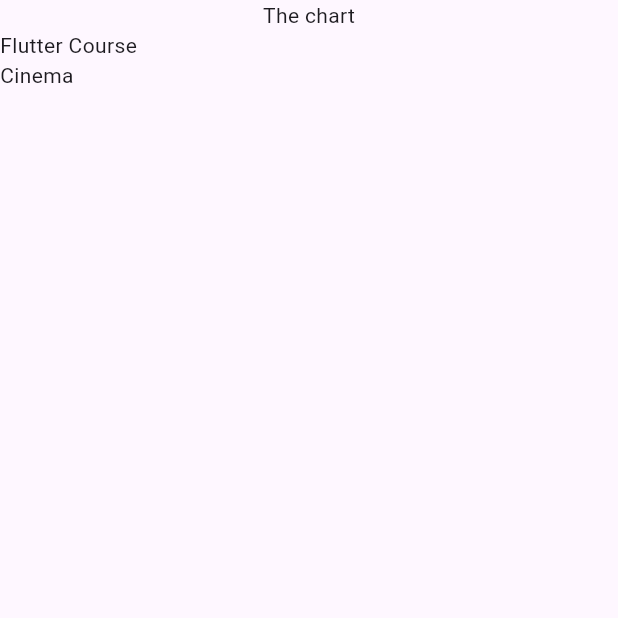
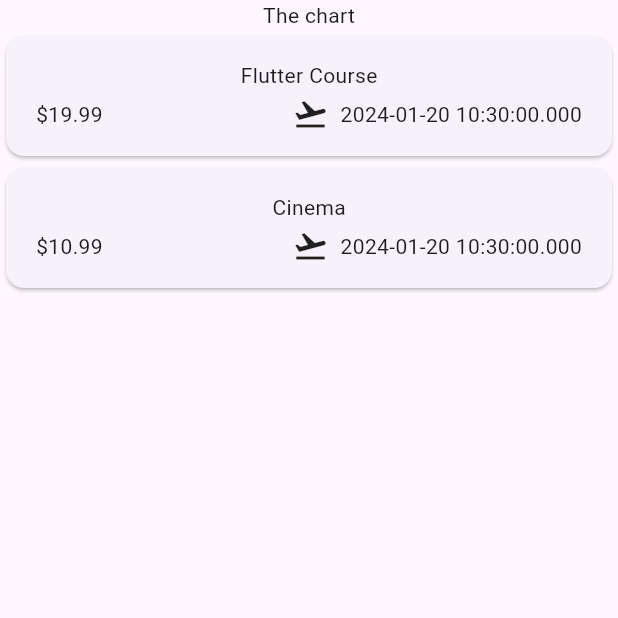
Before and after one commit to Raghunandan16/expense_tracker, a Flutter app: the screen it shows after launch, on a phone screen of 412 x 824 dp, the top half of it. Run offline on Flutter 3.47's test engine with Material 3 defaults, Android fonts, the phone set to English and light mode, and no system bars.

Commit message:
working on expense item

```diff
--- a/lib/main.dart
+++ b/lib/main.dart
@@ -1,6 +1,6 @@
 import 'package:flutter/material.dart';
 
-import 'package:expense_tracker/expenses.dart';
+import 'package:expense_tracker/widgets/expenses.dart';
 
 void main() {
   runApp(const MyApp());
--- a/lib/expenses.dart
+++ b/lib/widgets/expenses.dart
@@ -1,4 +1,4 @@
-import 'package:expense_tracker/expenses_list.dart';
+import 'package:expense_tracker/widgets/expenses_list/expenses_list.dart';
 import 'package:flutter/material.dart';
 import 'package:expense_tracker/models/expense.dart';
 
--- /dev/null
+++ b/lib/widgets/expenses_list/expense_item.dart
@@ -0,0 +1,34 @@
+import 'package:expense_tracker/models/expense.dart';
+import 'package:flutter/material.dart';
+
+class ExpenseItem extends StatelessWidget {
+  const ExpenseItem(this.expense, {super.key});
+  final Expense expense;
+  @override
+  Widget build(BuildContext context) {
+    return Card(
+      child: Padding(
+        padding: const EdgeInsets.symmetric(horizontal: 20, vertical: 16),
+        child: Column(
+          children: [
+            Text(expense.title),
+            const SizedBox(height: 4),
+            Row(
+              children: [
+                Text('\$${expense.amount.toStringAsFixed(2)}'),
+                const Spacer(),
+                Row(
+                  children: [
+                    const Icon(Icons.flight_takeoff_sharp),
+                    const SizedBox(width: 8),
+                    Text(expense.date.toString()),
+                  ],
+                )
+              ],
+            )
+          ],
+        ),
+      ),
+    );
+  }
+}
--- a/lib/expenses_list.dart
+++ b/lib/widgets/expenses_list/expenses_list.dart
@@ -1,4 +1,5 @@
 import 'package:expense_tracker/models/expense.dart';
+import 'package:expense_tracker/widgets/expenses_list/expense_item.dart';
 import 'package:flutter/material.dart';
 
 class ExpensesList extends StatelessWidget {
@@ -9,7 +10,7 @@ class ExpensesList extends StatelessWidget {
   Widget build(context) {
     return ListView.builder(
       itemCount: expenses.length,
-      itemBuilder: (ctx, index) => Text(expenses[index].title),
+      itemBuilder: (ctx, index) => ExpenseItem(expenses[index]),
     );
   }
 }
```
